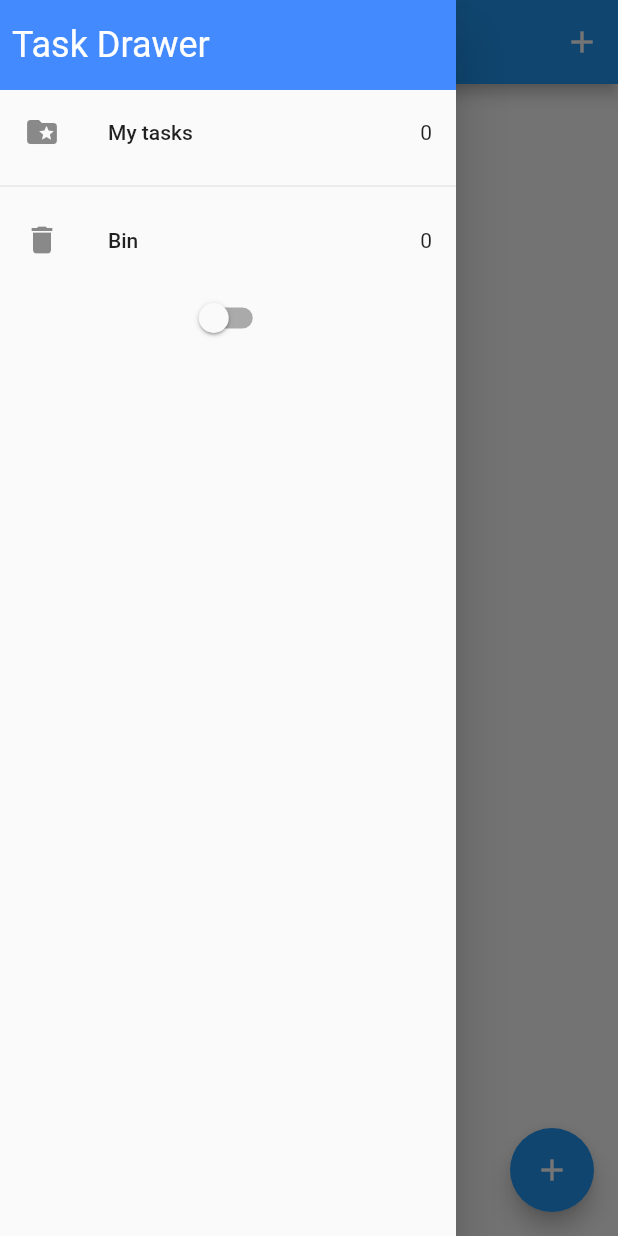
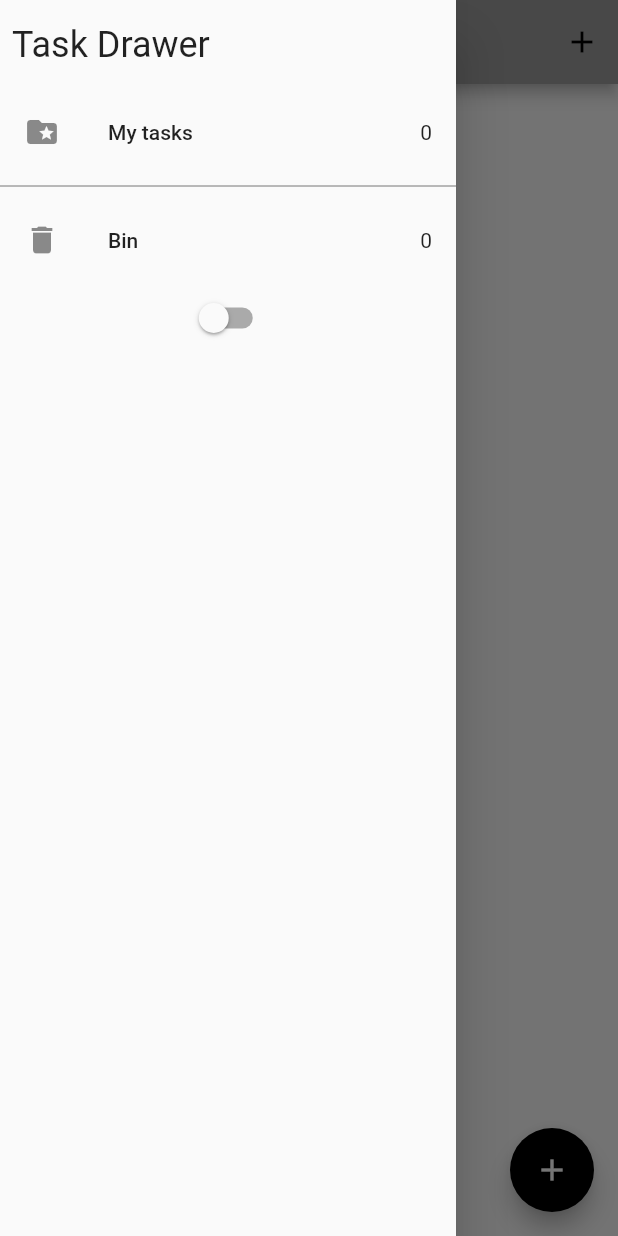
Before and after one commit to HolikovOleksandr/TODO_App, a Flutter app: the screen it shows after launch, with the side drawer open, on a phone screen of 412 x 824 dp. Run offline on Flutter 3.47's test engine with Material 2 defaults, Android fonts, the phone set to English and light mode, and no system bars; our stand-ins replace equatable, flutter_bloc, hydrated_bloc.

Commit message:
Add: Save app theme state

```diff
--- a/lib/blocs/bloc_exports.dart
+++ b/lib/blocs/bloc_exports.dart
@@ -2,3 +2,5 @@ export './task_bloc/tasks_bloc.dart';
 export 'package:flutter_bloc/flutter_bloc.dart';
 export 'package:hydrated_bloc/hydrated_bloc.dart';
 export 'package:todo_app/blocs/task_bloc/tasks_state.dart';
+export 'package:todo_app/blocs/switch_bloc/switch_bloc.dart';
+export 'package:todo_app/blocs/switch_bloc/switch_state.dart';
--- a/lib/blocs/switch_bloc/switch_bloc.dart
+++ b/lib/blocs/switch_bloc/switch_bloc.dart
@@ -1,10 +1,8 @@
-import 'package:bloc/bloc.dart';
 import 'package:equatable/equatable.dart';
+import 'package:todo_app/blocs/bloc_exports.dart';
+part 'switch_event.dart';
 
-part 'switch_event.dart';
-part 'switch_state.dart';
-
-class SwitchBloc extends Bloc<SwitchEvent, SwitchState> {
+class SwitchBloc extends HydratedBloc<SwitchEvent, SwitchState> {
   SwitchBloc() : super(const SwitchInitial(switchValue: false)) {
     on<SwitchOnEvent>((event, emit) {
       emit(const SwitchState(switchValue: true));
@@ -13,4 +11,14 @@ class SwitchBloc extends Bloc<SwitchEvent, SwitchState> {
       emit(const SwitchState(switchValue: false));
     });
   }
+
+  @override
+  SwitchState? fromJson(Map<String, dynamic> json) {
+    return SwitchState.fromMap(json);
+  }
+
+  @override
+  Map<String, dynamic>? toJson(SwitchState state) {
+    return state.toMap();
+  }
 }
--- a/lib/main.dart
+++ b/lib/main.dart
@@ -1,8 +1,7 @@
-// ignore_for_file: deprecated_member_use
-
 import 'package:flutter/material.dart';
 import 'package:path_provider/path_provider.dart';
 import 'package:todo_app/services/app_router.dart';
+import 'package:todo_app/services/app_theme.dart';
 import 'package:todo_app/views/screens/tasks_screen.dart';
 import 'blocs/bloc_exports.dart';
 
@@ -20,12 +19,22 @@ class MyApp extends StatelessWidget {
 
   @override
   Widget build(BuildContext context) {
-    return BlocProvider(
-      create: (context) => TasksBloc(),
-      child: MaterialApp(
-        debugShowCheckedModeBanner: false,
-        home: const TasksScreen(),
-        onGenerateRoute: router.onGenerateRoute,
+    return MultiBlocProvider(
+      providers: [
+        BlocProvider(create: (context) => TasksBloc()),
+        BlocProvider(create: (context) => SwitchBloc()),
+      ],
+      child: BlocBuilder<SwitchBloc, SwitchState>(
+        builder: (context, state) {
+          return MaterialApp(
+            debugShowCheckedModeBanner: false,
+            theme: state.switchValue
+                ? AppThemes.appThemeData[AppTheme.darkTheme]
+                : AppThemes.appThemeData[AppTheme.lightTheme],
+            home: const TasksScreen(),
+            onGenerateRoute: router.onGenerateRoute,
+          );
+        },
       ),
     );
   }
--- a/lib/services/app_theme.dart
+++ b/lib/services/app_theme.dart
@@ -1,3 +1,5 @@
+// ignore_for_file: deprecated_member_use
+
 import 'package:flutter/material.dart';
 
 enum AppTheme {
--- a/lib/views/widgets/my_drawer.dart
+++ b/lib/views/widgets/my_drawer.dart
@@ -25,12 +25,9 @@ class _MyDrawerWidgetState extends State<MyDrawerWidget> {
                 horizontal: 8,
                 vertical: 16,
               ),
-              color: Colors.blueAccent,
               child: Text(
                 'Task Drawer',
-                style: Theme.of(context).textTheme.headlineSmall?.copyWith(
-                      color: Colors.white,
-                    ),
+                style: Theme.of(context).textTheme.headlineSmall,
               ),
             ),
             BlocBuilder<TasksBloc, TasksState>(
@@ -62,13 +59,17 @@ class _MyDrawerWidgetState extends State<MyDrawerWidget> {
                 );
               },
             ),
-            Switch(
-                value: switchValue,
-                onChanged: (newValue) {
-                  setState(() {
-                    switchValue = newValue;
-                  });
-                })
+            BlocBuilder<SwitchBloc, SwitchState>(
+              builder: (context, state) {
+                return Switch(
+                    value: state.switchValue,
+                    onChanged: (newValue) {
+                      newValue
+                          ? context.read<SwitchBloc>().add(SwitchOnEvent())
+                          : context.read<SwitchBloc>().add(SwitchOffEvent());
+                    });
+              },
+            ),
           ],
         ),
       ),
```
Also changed, not shown: lib/blocs/switch_bloc/switch_state.dart (+13 -1 lines), lib/views/widgets/task_tile.dart (+3 -4 lines).
